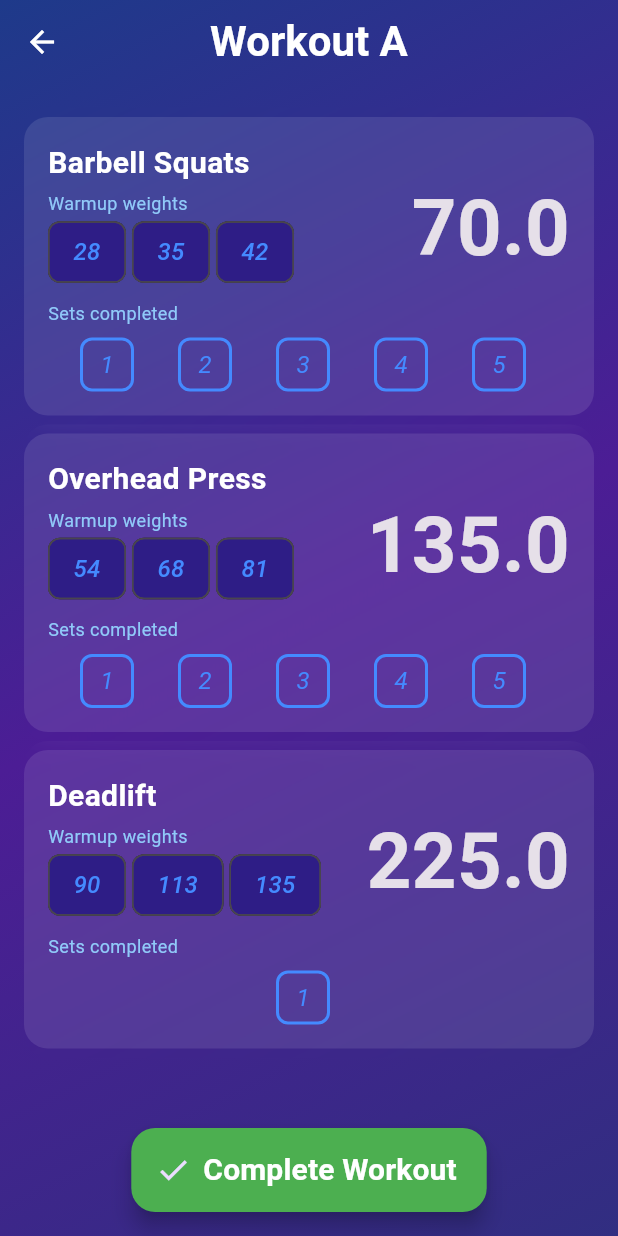
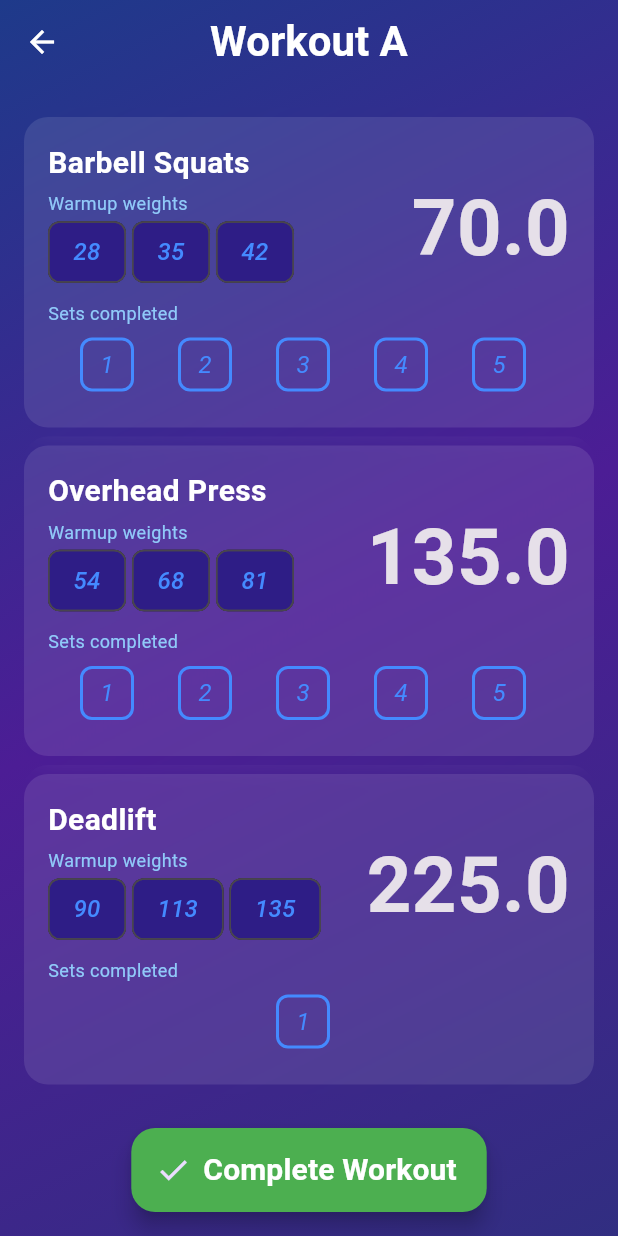
Before and after one commit to c3hmke/trackrinatr, a Flutter app: the screen it shows after launch, after a tap on "Start Next Workout", on a phone screen of 412 x 824 dp. Run offline on Flutter 3.47's test engine with Material 3 defaults, Android fonts, the phone set to English and light mode, and no system bars.

Commit message:
Add padding to sets completed; usability++

```diff
--- a/lib/widgets/exercise_card.dart
+++ b/lib/widgets/exercise_card.dart
@@ -102,7 +102,6 @@ class _ExerciseCardState extends State<ExerciseCard> {
             ],
           ),
 
-          SizedBox(height: 8),
           /// This SizedBox contains the completed sets, which acts as a single
           /// large gesture detector and simply increments the number completed
           /// when tapped (since you cannot logically complete set 4 before 3).
@@ -116,7 +115,9 @@ class _ExerciseCardState extends State<ExerciseCard> {
                 setState(() { exercise.completeNextSet(); });
                 widget.onChanged();
               },
-              child: Column(
+              child: Padding(
+                padding: const EdgeInsets.symmetric(vertical: 8),
+                child:Column(
                   crossAxisAlignment: CrossAxisAlignment.start,
                   children: [
                     Text("Sets completed", style: AppText.small),
@@ -145,7 +146,7 @@ class _ExerciseCardState extends State<ExerciseCard> {
                       }),
                     )
                   ],
-
+                )
               ),
             ),
           )
```
Lines whose indentation alone changed are shown as unchanged.
